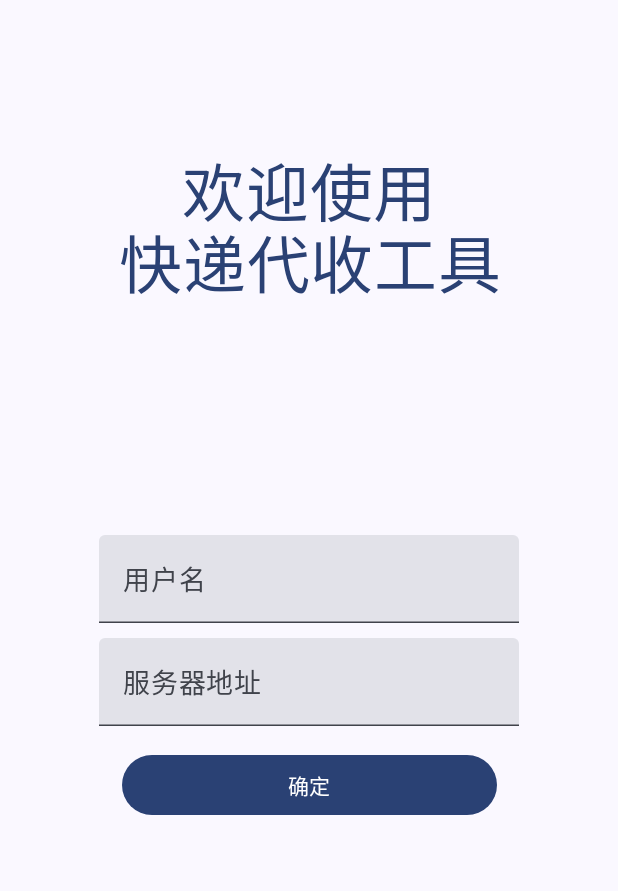
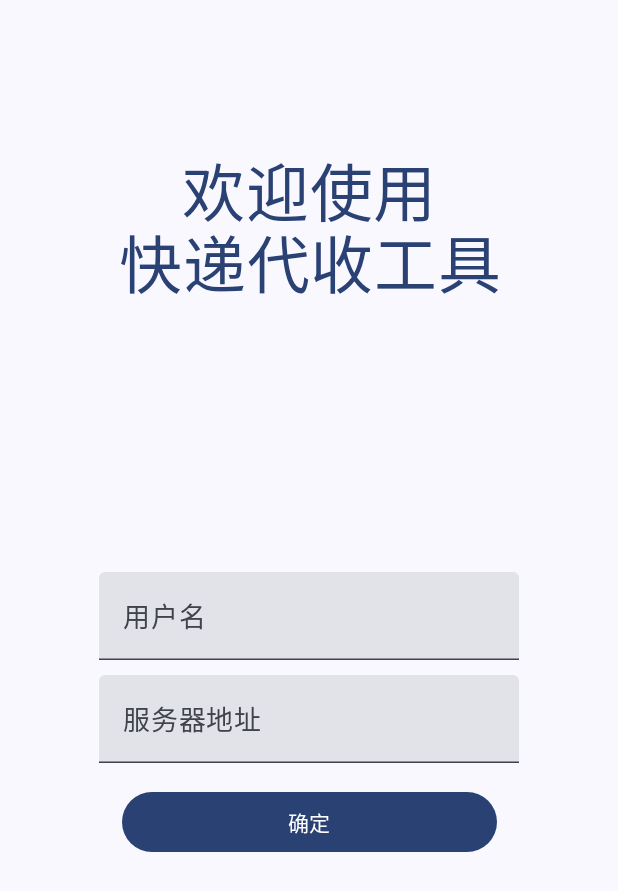
Before and after one commit to LittleArray/ExpressCollection, an Android app built with Jetpack Compose: the screen it shows after launch (MainActivity), on a phone screen of 412 x 824 dp. Shown: the top 891 px of the screen. Run offline under Robolectric (Android 15) with nearby library versions, the phone set to English and light mode, and no system bars.

Commit message:
添加用户登录页面

```diff
--- a/app/src/main/java/top/ffshaozi/expresscollection/ui/screen/view/UserLoginView.kt
+++ b/app/src/main/java/top/ffshaozi/expresscollection/ui/screen/view/UserLoginView.kt
@@ -2,14 +2,14 @@ package top.ffshaozi.expresscollection.ui.screen.view
 
 
 import android.widget.EditText
+import androidx.compose.animation.AnimatedVisibility
+import androidx.compose.animation.expandVertically
+import androidx.compose.animation.fadeIn
 import androidx.compose.foundation.background
 import androidx.compose.foundation.layout.*
 import androidx.compose.foundation.magnifier
 import androidx.compose.material3.*
-import androidx.compose.runtime.Composable
-import androidx.compose.runtime.LaunchedEffect
-import androidx.compose.runtime.mutableStateOf
-import androidx.compose.runtime.remember
+import androidx.compose.runtime.*
 import androidx.compose.ui.Alignment
 import androidx.compose.ui.Modifier
 import androidx.compose.ui.text.font.FontStyle
@@ -32,51 +32,85 @@ fun UserLoginView(appNavController: NavHostController?=null) {
     var serverUrl = remember {
         mutableStateOf("")
     }
+    var contentVisible1 by remember{ mutableStateOf(false) }
+    var contentVisible2 by remember{ mutableStateOf(false) }
+    LaunchedEffect(Unit){
+        delay(500)
+        contentVisible1 = true
+        delay(350)
+        contentVisible2 = true
+    }
     Column(modifier = Modifier
         .fillMaxSize()
-        .background(MaterialTheme.colorScheme.background
-        ),
+        .background(MaterialTheme.colorScheme.background),
         verticalArrangement = Arrangement.Top,
         horizontalAlignment = Alignment.CenterHorizontally
+    ){
+        AnimatedVisibility(
+            visible = contentVisible1,
+            enter =
+            expandVertically(expandFrom = Alignment.Bottom)
+                    + fadeIn(initialAlpha = 0.1f)
         ){
         Text(text = "欢迎使用\n快递代收工具",
             color = MaterialTheme.colorScheme.primary,
             fontSize = 42.sp,
             modifier = Modifier
                 .padding(top = 95.dp)
-                .padding(bottom = 75.dp),
+                .padding(bottom = 175.dp),
             lineHeight = 48.sp,
             textAlign = TextAlign.Center
         )
-
+        }
+        AnimatedVisibility(
+            visible = contentVisible2,
+            enter = fadeIn(initialAlpha = 0.1f)
+        ) {
+            Column(modifier = Modifier
+                .fillMaxSize()
+                .background(MaterialTheme.colorScheme.background),
+                verticalArrangement = Arrangement.Top,
+                horizontalAlignment = Alignment.CenterHorizontally
+                ) {
                     TextField(
                         value = username.value,
                         onValueChange = {
-                username.value = it },
+                            username.value = it
+                        },
                         label = {
-                Text("用户名",
-                    fontSize = 18.sp) },
-            modifier = Modifier
-                .padding(top = 75.dp)
+                            Text(
+                                "用户名",
+                                fontSize = 18.sp
                             )
+                        }
+                    )
+
+
                     TextField(
                         value = serverUrl.value,
                         onValueChange = {
-                serverUrl.value = it },
+                            serverUrl.value = it
+                        },
                         label = {
-                Text("服务器地址",
-                    fontSize = 18.sp) },
+                            Text(
+                                "服务器地址",
+                                fontSize = 18.sp
+                            )
+                        },
                         modifier = Modifier
                             .padding(top = 10.dp)
                     )
 
+
                     Button(
-            onClick = {/*TODO*/},
+                        onClick = {/*TODO*/ },
                         modifier = Modifier
                             .width(250.dp)
                             .padding(top = 15.dp)
-        ){
+                    ) {
                         Text(text = "确定")
+                    }
+                }
         }
 
     }
```
Lines whose indentation alone changed are shown as unchanged.
